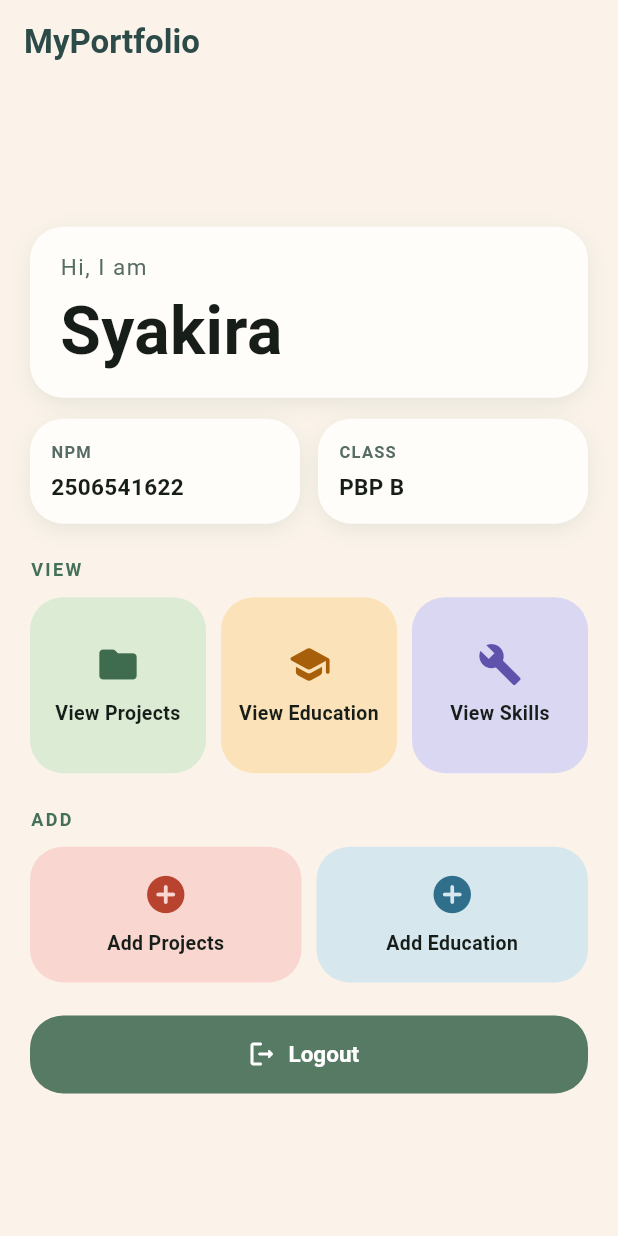
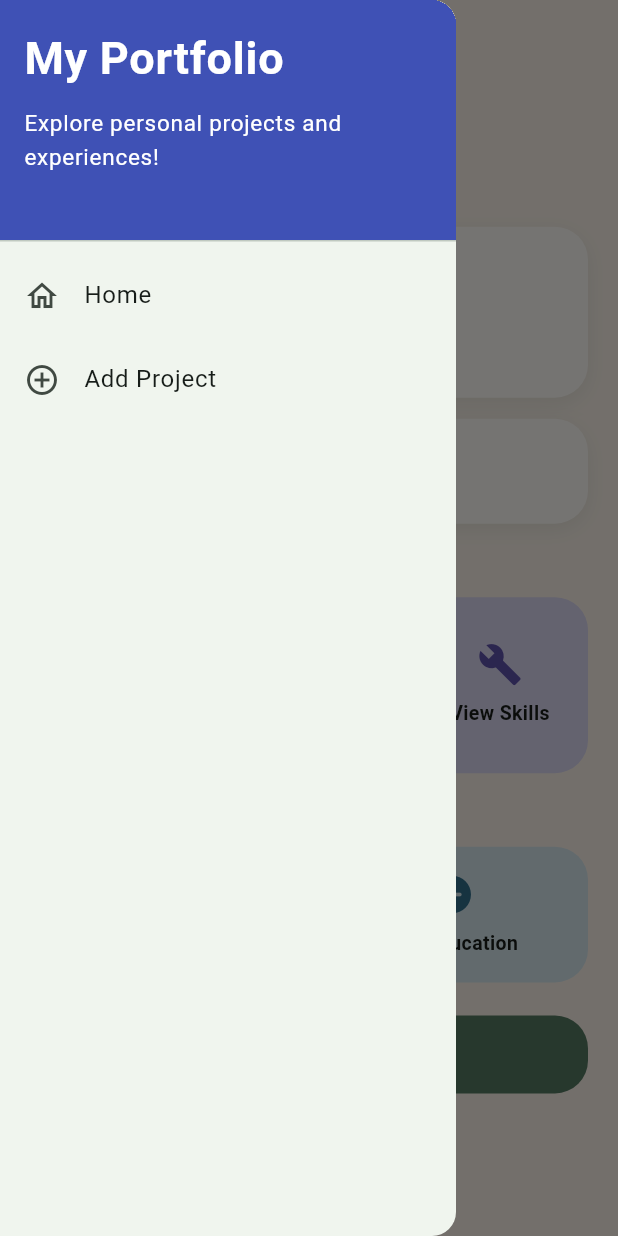
Before and after one commit to syakiraaqilah/myportofolio_mobile, a Flutter app: the screen it shows after launch, with the side drawer open (before the commit the screen has no drawer), on a phone screen of 412 x 824 dp. Run offline on Flutter 3.47's test engine with Material 3 defaults, Android fonts, the phone set to English and light mode, and no system bars; our stand-ins replace material_ui.

Commit message:
feat(tutorial 9): flutter navigation, layouts, forms, and input elements

```diff
--- a/lib/main.dart
+++ b/lib/main.dart
@@ -1,5 +1,5 @@
-import 'package:flutter/material.dart';
-import 'menu.dart';
+import 'package:material_ui/material_ui.dart';
+import 'screens/menu.dart';
 import 'theme.dart';
 
 void main() => runApp(const MyApp());
--- a/lib/menu.dart
+++ b/lib/screens/menu.dart
@@ -1,5 +1,7 @@
-import 'package:flutter/material.dart';
-import 'theme.dart';
+import 'package:material_ui/material_ui.dart';
+import '../theme.dart';
+import '../widgets/left_drawer.dart';
+import '../widgets/project_card.dart';
 
 // Helper untuk ItemCard dan logout
 void showInfoSnack(BuildContext context, String message) {
@@ -25,7 +27,7 @@ class MyHomePage extends StatelessWidget {
   ];
 
   final List<ItemHomepage> addItems = const [
-    ItemHomepage(name: "Add Projects", icon: Icons.add_circle_rounded,
+    ItemHomepage(name: "Add Project", icon: Icons.add_circle_rounded,
         bgColor: AppColors.coral, iconColor: AppColors.coralIcon),
     ItemHomepage(name: "Add Education", icon: Icons.add_circle_rounded,
         bgColor: AppColors.sky, iconColor: AppColors.skyIcon),
@@ -49,6 +51,7 @@ class MyHomePage extends StatelessWidget {
   Widget build(BuildContext context) {
     return Scaffold(
       appBar: AppBar(title: const Text('MyPortfolio')),
+      drawer: const LeftDrawer(),
       body: SafeArea(
         child: Center(
           child: ConstrainedBox(
@@ -166,36 +169,6 @@ class ItemHomepage {
   });
 }
 
-class ItemCard extends StatelessWidget {
-  final ItemHomepage item;
-  const ItemCard(this.item, {super.key});
-
-  @override
-  Widget build(BuildContext context) {
-    return Material(
-      color: item.bgColor,
-      borderRadius: BorderRadius.circular(22),
-      child: InkWell(
-        borderRadius: BorderRadius.circular(22), // supaya ripple ikut membulat
-        onTap: () => showInfoSnack(context, "You have pressed a button named ${item.name}!"),
-        child: Padding(
-          padding: const EdgeInsets.all(8),
-          child: Column(
-            mainAxisAlignment: MainAxisAlignment.center,
-            children: [
-              Icon(item.icon, color: item.iconColor, size: 30),
-              const SizedBox(height: 8),
-              Text(item.name,
-                  textAlign: TextAlign.center,
-                  style: const TextStyle(fontSize: 13, fontWeight: FontWeight.w600)),
-            ],
-          ),
-        ),
-      ),
-    );
-  }
-}
-
 class SectionLabel extends StatelessWidget {
   final String text;
   const SectionLabel(this.text, {super.key});
--- a/lib/theme.dart
+++ b/lib/theme.dart
@@ -1,4 +1,4 @@
-import 'package:flutter/material.dart';
+import 'package:material_ui/material_ui.dart';
 
 class AppColors {
   AppColors._();
--- /dev/null
+++ b/lib/widgets/left_drawer.dart
@@ -0,0 +1,65 @@
+import 'package:material_ui/material_ui.dart';
+import '../screens/menu.dart';
+import '../screens/project_form.dart';
+
+class LeftDrawer extends StatelessWidget {
+  const LeftDrawer({super.key});
+
+  @override
+  Widget build(BuildContext context) {
+    return Drawer(
+      child: ListView(
+        children: [
+          const DrawerHeader(
+            decoration: BoxDecoration(
+              color: Colors.indigo,
+            ),
+            child: Column(
+              crossAxisAlignment: CrossAxisAlignment.start,
+              children: [
+                Text(
+                  'My Portfolio',
+                  style: TextStyle(
+                    fontSize: 30,
+                    fontWeight: FontWeight.bold,
+                    color: Colors.white,
+                  ),
+                ),
+                SizedBox(height: 10),
+                Text(
+                  'Explore personal projects and experiences!',
+                  style: TextStyle(
+                    fontSize: 15,
+                    color: Colors.white,
+                  ),
+                ),
+              ],
+            ),
+          ),
+          ListTile(
+            leading: const Icon(Icons.home_outlined),
+            title: const Text('Home'),
+            // Navigasi ke halaman utama portofolio
+            onTap: () {
+              Navigator.pushReplacement(
+                context,
+                MaterialPageRoute(
+                  builder: (context) => MyHomePage(),
+                ),
+              );
+            },
+          ),
+          ListTile(
+            leading: const Icon(Icons.add_circle_outline),
+            title: const Text('Add Project'),
+            // Navigasi ke halaman tambah proyek
+            onTap: () {
+                Navigator.push(context,
+                MaterialPageRoute(builder: (context) => const ProjectFormPage()));
+            },
+          ),
+        ],
+      ),
+    );
+  }
+}
--- /dev/null
+++ b/lib/widgets/project_card.dart
@@ -0,0 +1,39 @@
+import 'package:material_ui/material_ui.dart';
+import '../screens/menu.dart';
+import '../screens/project_form.dart';
+
+class ItemCard extends StatelessWidget {
+  final ItemHomepage item;
+  const ItemCard(this.item, {super.key});
+
+  @override
+  Widget build(BuildContext context) {
+    return Material(
+      color: item.bgColor,
+      borderRadius: BorderRadius.circular(22),
+      child: InkWell(
+        borderRadius: BorderRadius.circular(22), // supaya ripple ikut membulat
+        onTap: () {
+          showInfoSnack(context, "You have pressed a button named ${item.name}!");
+          if (item.name == "Add Project") {
+            Navigator.push(context,
+            MaterialPageRoute(builder: (context) => const ProjectFormPage()));
+          }
+        },
+        child: Padding(
+          padding: const EdgeInsets.all(8),
+          child: Column(
+            mainAxisAlignment: MainAxisAlignment.center,
+            children: [
+              Icon(item.icon, color: item.iconColor, size: 30),
+              const SizedBox(height: 8),
+              Text(item.name,
+                  textAlign: TextAlign.center,
+                  style: const TextStyle(fontSize: 13, fontWeight: FontWeight.w600)),
+            ],
+          ),
+        ),
+      ),
+    );
+  }
+}
--- a/pubspec.yaml
+++ b/pubspec.yaml
@@ -34,6 +34,7 @@ dependencies:
   # The following adds the Cupertino Icons font to your application.
   # Use with the CupertinoIcons class for iOS style icons.
   cupertino_icons: ^1.0.8
+  material_ui: ^1.11.1
 
 dev_dependencies:
   flutter_test:
```
Also changed, not shown: form_sample/analysis_options.yaml (added, +38 -0 lines), form_sample/lib/main.dart (added, +64 -0 lines), form_sample/pubspec.yaml (added, +90 -0 lines), lib/screens/project_form.dart (added, +215 -0 lines), lib/test.dart (deleted, +0 -43 lines), form_sample/pubspec.lock (added), pubspec.lock, 125 other files.
